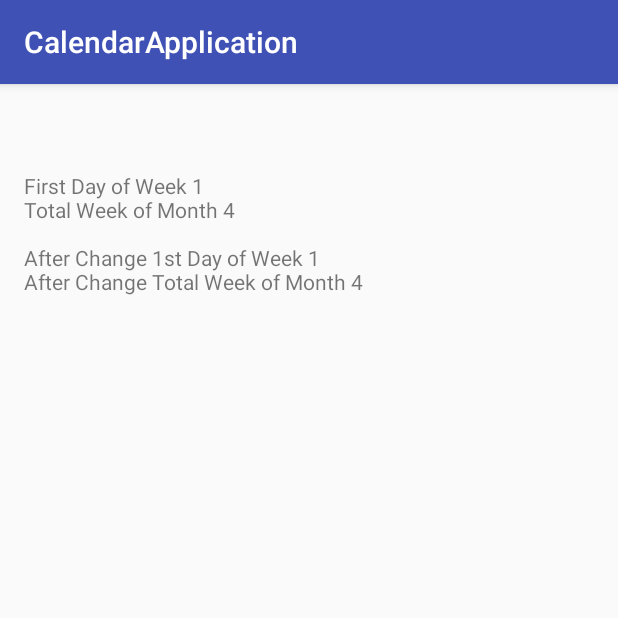
After one commit to reach2nasrudeen/CalendarApplication, an Android app: the Main2Activity screen opened directly, with no data from a screen before it, on a phone screen of 412 x 824 dp, the top half of it. The commit adds this screen. Run offline under Robolectric (Android 15) with nearby library versions, the phone set to English and light mode, and no system bars.

Commit message:
Condition Checking Added

```diff
--- a/CalendarApplication/app/src/main/AndroidManifest.xml
+++ b/CalendarApplication/app/src/main/AndroidManifest.xml
@@ -15,6 +15,13 @@
                 <category android:name="android.intent.category.LAUNCHER" />
             </intent-filter>
         </activity>
+        <activity android:name=".Main2Activity">
+            <!--<intent-filter>-->
+                <!--<action android:name="android.intent.action.MAIN" />-->
+
+                <!--<category android:name="android.intent.category.LAUNCHER" />-->
+            <!--</intent-filter>-->
+        </activity>
     </application>
 
 </manifest>
--- a/CalendarApplication/app/src/main/java/com/app/calendarapplication/CalendarView.java
+++ b/CalendarApplication/app/src/main/java/com/app/calendarapplication/CalendarView.java
@@ -151,7 +151,8 @@ public class CalendarView extends LinearLayout {
 //        if(Helper.getNoOfWeeks(calCurrentDate) == 5){
 //
 //        }
-
+//        Log.e("Total =>",String.valueOf(Helper.getCountOfMonth(calCurrentDate)));
+        Log.e("Total =>",String.valueOf(calCurrentDate.getMaximum(Calendar.WEEK_OF_MONTH)));
         // fill cells
         while (cells.size() < Helper.getCountOfMonth(calCurrentDate))
         {
--- a/CalendarApplication/app/src/main/java/com/app/calendarapplication/Helper.java
+++ b/CalendarApplication/app/src/main/java/com/app/calendarapplication/Helper.java
@@ -13,8 +13,8 @@ public class Helper {
 
     public static String[] stringMonths;
     public static String[] get12Months(){
-        stringMonths = new String[12];
-        for(int i=0;i<12;i++){
+        stringMonths = new String[22];
+        for(int i=0;i<22;i++){
             Calendar calendar = Calendar.getInstance();
             calendar.add(Calendar.MONTH, i);
             calendar.set(Calendar.DATE, calendar.getActualMinimum(Calendar.DAY_OF_MONTH));
@@ -25,9 +25,11 @@ public class Helper {
         return stringMonths;
     }
     public static int getNoOfWeeks(Calendar calendar){
+        calendar.setFirstDayOfWeek(Calendar.SUNDAY);
         return calendar.getActualMaximum(Calendar.WEEK_OF_MONTH);
     }
     public static int getCountOfMonth(Calendar calendar){
+
         int totalCount = 0;
         switch (Helper.getNoOfWeeks(calendar)){
             case 4:
--- /dev/null
+++ b/CalendarApplication/app/src/main/java/com/app/calendarapplication/Main2Activity.java
@@ -0,0 +1,58 @@
+package com.app.calendarapplication;
+
+import android.support.v7.app.AppCompatActivity;
+import android.os.Bundle;
+import android.util.Log;
+import android.widget.TextView;
+
+import java.text.ParseException;
+import java.text.SimpleDateFormat;
+import java.util.Calendar;
+import java.util.Date;
+
+public class Main2Activity extends AppCompatActivity {
+    TextView textView;
+    String[] strMonths;
+    private static final String DATE_FORMAT = "MMM yyyy";
+    @Override
+    protected void onCreate(Bundle savedInstanceState) {
+        super.onCreate(savedInstanceState);
+        setContentView(R.layout.activity_main2);
+        SimpleDateFormat sdf = new SimpleDateFormat(DATE_FORMAT);
+        textView = (TextView) findViewById(R.id.textView);
+
+        Calendar cal = Calendar.getInstance();
+        cal.add(Calendar.MONTH, 3);
+        cal.getFirstDayOfWeek();
+        textView.append("\n\nFirst Day of Week "+cal.getFirstDayOfWeek());
+        textView.append("\nTotal Week of Month "+cal.get(Calendar.WEEK_OF_MONTH));
+        cal.setFirstDayOfWeek(Calendar.SUNDAY);
+        textView.append("\n\nAfter Change 1st Day of Week "+cal.getFirstDayOfWeek());
+        textView.append("\nAfter Change Total Week of Month "+cal.get(Calendar.WEEK_OF_MONTH));
+        int rec = cal.get(Calendar.WEEK_OF_MONTH);
+
+
+        strMonths = Helper.get12Months();
+//        for(int i=0;i<strMonths.length;i++){
+//            textView.append("\n\nMonth :  "+strMonths[i]);
+//            textView.append("\nMonth Name : "+sdf.format(initCalendar(i).getTime()));
+//            textView.append("\nCount : "+Helper.getCountOfMonth(initCalendar(i)));
+//        }
+    }
+    private Calendar initCalendar(int position){
+        Date parsed;
+        Calendar calendar;
+        try {
+            SimpleDateFormat format = new SimpleDateFormat("EEE MMM dd HH:mm:ss zzz yyyy");
+            parsed = format.parse(strMonths[position]);
+            calendar = Calendar.getInstance();
+            calendar.setTime(parsed);
+        }
+        catch(ParseException pe) {
+            throw new IllegalArgumentException();
+        }
+        Log.e("Cal Data Month=>",String.valueOf(calendar.get(Calendar.MONTH)));
+        Log.e("Cal Data Year=>",String.valueOf(calendar.get(Calendar.YEAR)));
+        return calendar;
+    }
+}
--- a/CalendarApplication/app/src/main/java/com/app/calendarapplication/MainActivity.java
+++ b/CalendarApplication/app/src/main/java/com/app/calendarapplication/MainActivity.java
@@ -2,6 +2,7 @@ package com.app.calendarapplication;
 
 import android.support.v7.app.AppCompatActivity;
 import android.os.Bundle;
+import android.util.Log;
 import android.widget.Toast;
 
 import java.text.DateFormat;
@@ -69,6 +70,7 @@ public class MainActivity extends AppCompatActivity implements CalendarView.Even
         Date parsed = new Date();
         Calendar calendar;
         try {
+//            SimpleDateFormat format = new SimpleDateFormat("dd/MM/yyyy");
             SimpleDateFormat format = new SimpleDateFormat("EEE MMM dd HH:mm:ss zzz yyyy");
             parsed = format.parse(months[position]);
             calendar = Calendar.getInstance();
@@ -77,6 +79,8 @@ public class MainActivity extends AppCompatActivity implements CalendarView.Even
         catch(ParseException pe) {
             throw new IllegalArgumentException();
         }
+        Log.e("Cal Data Month=>",String.valueOf(calendar.get(Calendar.MONTH)));
+        Log.e("Cal Data Year=>",String.valueOf(calendar.get(Calendar.YEAR)));
         return calendar;
     }
 
--- /dev/null
+++ b/CalendarApplication/app/src/main/res/layout/activity_main2.xml
@@ -0,0 +1,24 @@
+<?xml version="1.0" encoding="utf-8"?>
+<RelativeLayout xmlns:android="http://schemas.android.com/apk/res/android"
+    xmlns:tools="http://schemas.android.com/tools"
+    android:layout_width="match_parent"
+    android:layout_height="match_parent"
+    android:paddingBottom="@dimen/activity_vertical_margin"
+    android:paddingLeft="@dimen/activity_horizontal_margin"
+    android:paddingRight="@dimen/activity_horizontal_margin"
+    android:paddingTop="@dimen/activity_vertical_margin"
+    tools:context="com.app.calendarapplication.Main2Activity">
+    <ScrollView
+        android:layout_width="match_parent"
+        android:layout_height="wrap_content">
+        <TextView
+            android:layout_width="wrap_content"
+            android:layout_height="wrap_content"
+            android:id="@+id/textView"
+            android:layout_marginTop="10dp"
+            android:layout_alignParentTop="true"
+            android:layout_alignParentLeft="true"
+            android:layout_alignParentStart="true" />
+    </ScrollView>
+
+</RelativeLayout>
```
